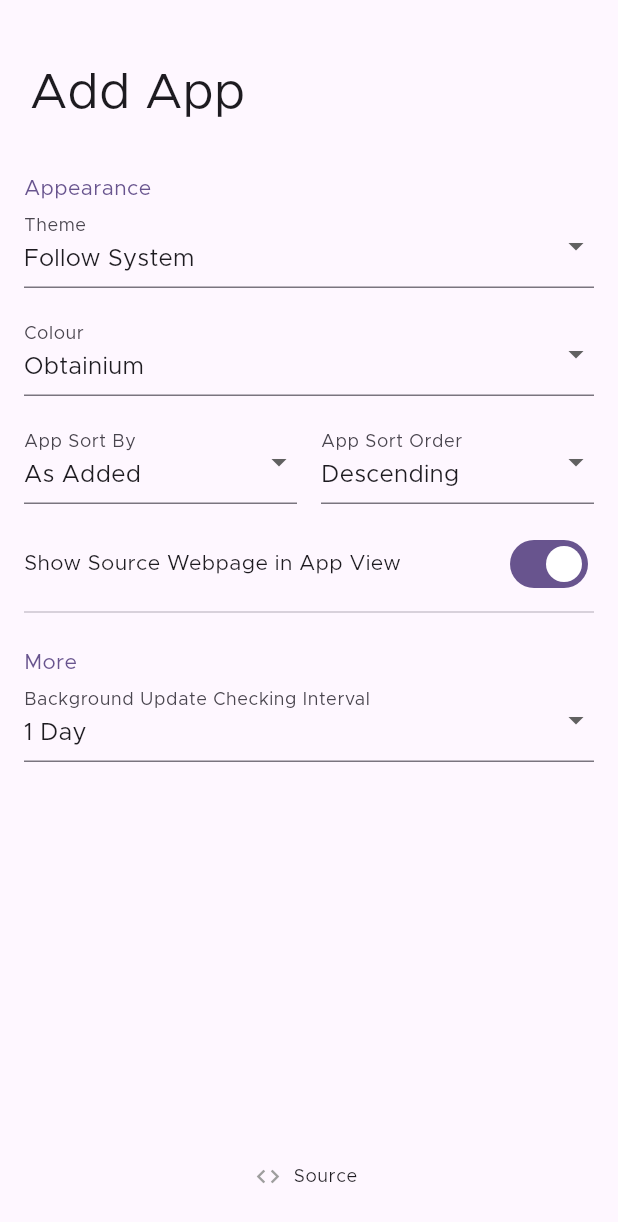
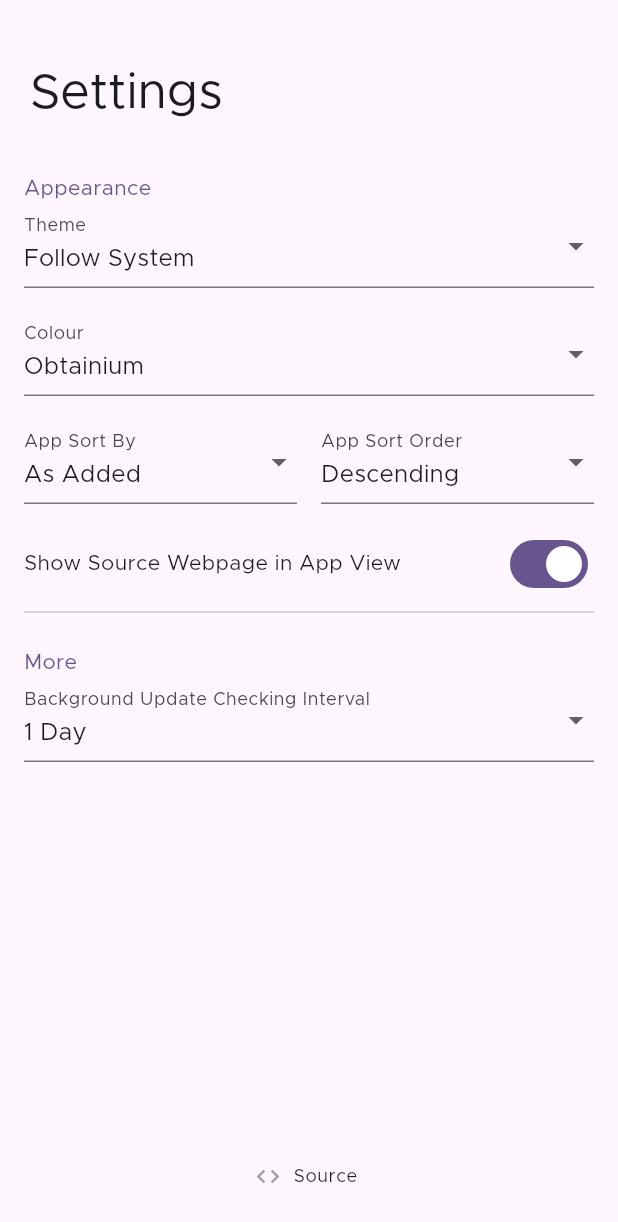
Before and after one commit to ImranR98/Obtainium, a Flutter app: the SettingsPage screen opened directly, on a phone screen of 412 x 824 dp. Shown: the top 1222 px of the screen. Run offline on Flutter 3.47's test engine with Material 2 defaults, Android fonts, the phone set to English and light mode, and no system bars; drawn by our look-alikes of dynamic_color; our stand-ins replace device_info_plus, file_picker, flutter_local_notifications, fluttertoast, permission_handler, shared_preferences and 1 more; missing offline and left inert: flutter_fgbg, install_plugin_v2, workmanager; accounts and stored records are empty; statements that could not run were skipped.

Commit message:
FIxed a typo

```diff
--- a/lib/main.dart
+++ b/lib/main.dart
@@ -12,7 +12,7 @@ import 'package:dynamic_color/dynamic_color.dart';
 import 'package:device_info_plus/device_info_plus.dart';
 
 const String currentReleaseTag =
-    'v0.2.3-beta'; // KEEP THIS IN SYNC WITH GITHUB RELEASES
+    'v0.2.4-beta'; // KEEP THIS IN SYNC WITH GITHUB RELEASES
 
 @pragma('vm:entry-point')
 void bgTaskCallback() {
--- a/lib/pages/settings.dart
+++ b/lib/pages/settings.dart
@@ -21,7 +21,7 @@ class _SettingsPageState extends State<SettingsPage> {
     return Scaffold(
         backgroundColor: Theme.of(context).colorScheme.surface,
         body: CustomScrollView(slivers: <Widget>[
-          const CustomAppBar(title: 'Add App'),
+          const CustomAppBar(title: 'Settings'),
           SliverFillRemaining(
               hasScrollBody: true,
               child: Padding(
--- a/pubspec.yaml
+++ b/pubspec.yaml
@@ -17,7 +17,7 @@ publish_to: 'none' # Remove this line if you wish to publish to pub.dev
 # https://developer.apple.com/library/archive/documentation/General/Reference/InfoPlistKeyReference/Articles/CoreFoundationKeys.html
 # In Windows, build-name is used as the major, minor, and patch parts
 # of the product and file versions while build-number is used as the build suffix.
-version: 0.2.3+14 # When changing this, update the tag in main() accordingly
+version: 0.2.4+14 # When changing this, update the tag in main() accordingly
 
 environment:
   sdk: '>=2.19.0-79.0.dev <3.0.0'
```
